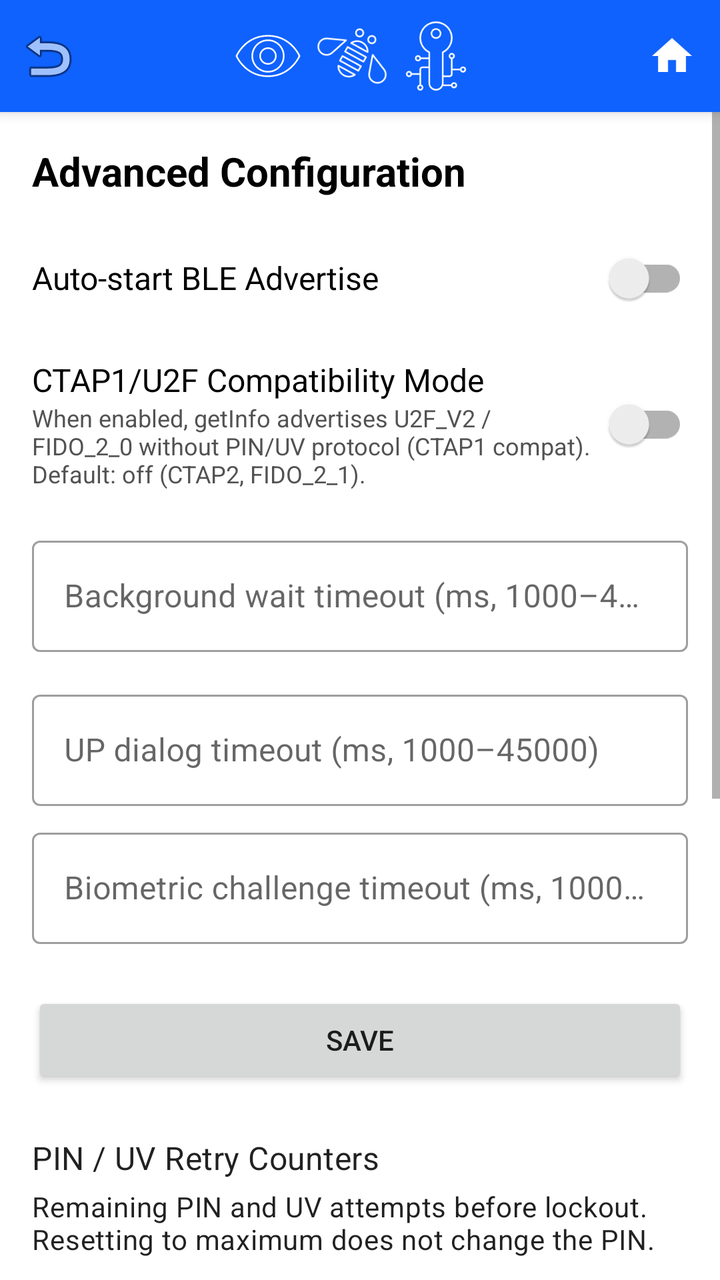
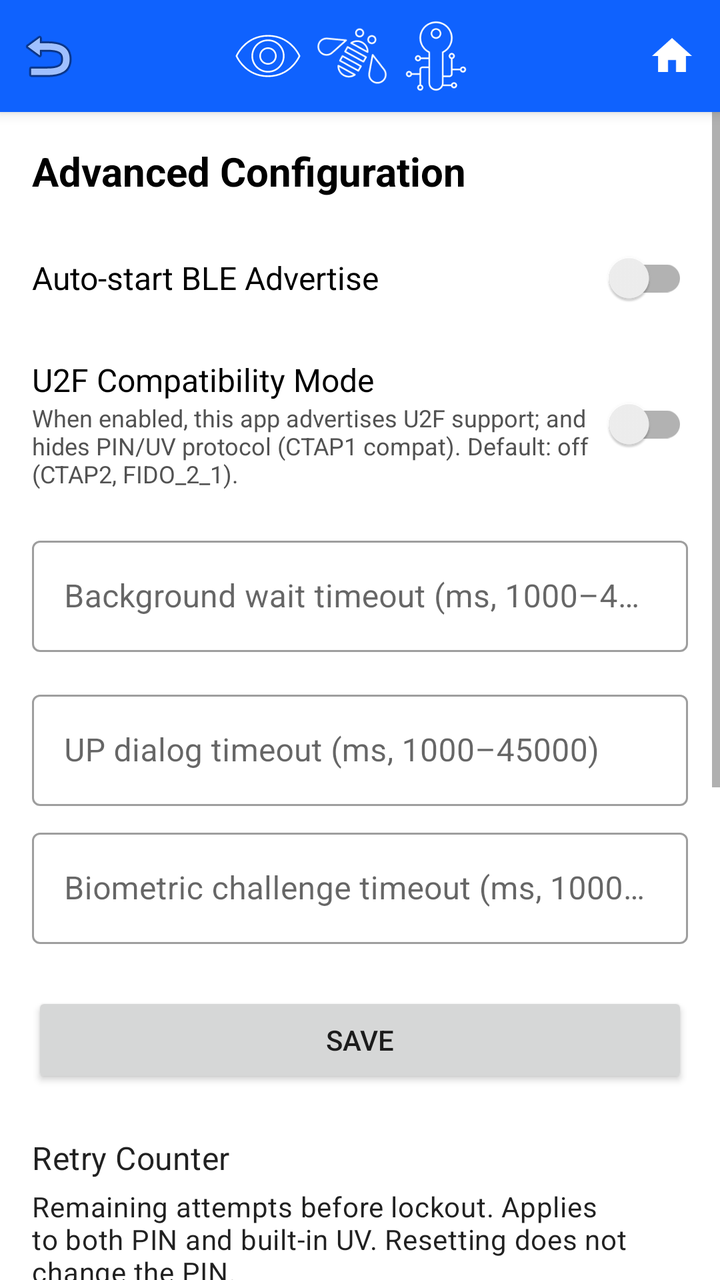

Compare the two renders of this Android layout. The source of the first and the diff that turns it into the second are given below.
<!-- AndroidManifest.xml: activity theme AppTheme.MaterialNoActionBar -->
<!-- res/layout/activity_advanced_config.xml -->
<?xml version="1.0" encoding="utf-8"?>
<LinearLayout xmlns:android="http://schemas.android.com/apk/res/android"
    xmlns:app="http://schemas.android.com/apk/res-auto"
    android:layout_width="match_parent"
    android:layout_height="match_parent"
    android:orientation="vertical"
    android:background="@android:color/white">

    <include
        layout="@layout/toolbar_with_back"
        android:layout_width="match_parent"
        android:layout_height="wrap_content" />

    <ScrollView
        android:layout_width="match_parent"
        android:layout_height="0dp"
        android:layout_weight="1"
        android:fillViewport="true">

    <LinearLayout
        android:layout_width="match_parent"
        android:layout_height="wrap_content"
        android:orientation="vertical"
        android:padding="16dp">

        <TextView
            android:layout_width="match_parent"
            android:layout_height="wrap_content"
            android:text="@string/adv_config_title"
            android:textSize="20sp"
            android:textStyle="bold"
            android:textColor="@color/ibm_black"
            android:layout_marginBottom="8dp" />

        
        <LinearLayout
            android:layout_width="match_parent"
            android:layout_height="wrap_content"
            android:orientation="horizontal"
            android:gravity="center_vertical"
            android:layout_marginTop="8dp"
            android:layout_marginBottom="8dp">

            <TextView
                android:layout_width="0dp"
                android:layout_height="wrap_content"
                android:layout_weight="1"
                android:text="@string/auto_start_on_boot"
                android:textSize="16sp"
                android:textColor="@color/text_primary" />

            <androidx.appcompat.widget.SwitchCompat
                android:id="@+id/autoStartSwitch"
                android:layout_width="wrap_content"
                android:layout_height="wrap_content" />
        </LinearLayout>

        
        <LinearLayout
            android:layout_width="match_parent"
            android:layout_height="wrap_content"
            android:orientation="horizontal"
            android:gravity="center_vertical"
            android:layout_marginTop="8dp"
            android:layout_marginBottom="4dp">

            <LinearLayout
                android:layout_width="0dp"
                android:layout_height="wrap_content"
                android:layout_weight="1"
                android:orientation="vertical">

                <TextView
                    android:layout_width="match_parent"
                    android:layout_height="wrap_content"
                    android:text="@string/adv_config_ctap_mode_label"
                    android:textSize="16sp"
                    android:textColor="@color/text_primary" />

                <TextView
                    android:layout_width="match_parent"
                    android:layout_height="wrap_content"
                    android:text="@string/adv_config_ctap_mode_desc"
                    android:textSize="12sp"
                    android:textColor="@color/text_secondary" />

            </LinearLayout>

            <androidx.appcompat.widget.SwitchCompat
                android:id="@+id/ctap1CompatSwitch"
                android:layout_width="wrap_content"
                android:layout_height="wrap_content" />

        </LinearLayout>

        
        <com.google.android.material.textfield.TextInputLayout
            android:id="@+id/upBackgroundTimeoutLayout"
            style="@style/Widget.MaterialComponents.TextInputLayout.OutlinedBox"
            android:layout_width="match_parent"
            android:layout_height="wrap_content"
            android:layout_marginTop="16dp"
            android:hint="@string/adv_config_up_background_timeout_label">

            <com.google.android.material.textfield.TextInputEditText
                android:id="@+id/upBackgroundTimeoutEdit"
                android:layout_width="match_parent"
                android:layout_height="wrap_content"
                android:inputType="number"
                android:maxLength="6" />
        </com.google.android.material.textfield.TextInputLayout>

        
        <com.google.android.material.textfield.TextInputLayout
            android:id="@+id/upDialogTimeoutLayout"
            style="@style/Widget.MaterialComponents.TextInputLayout.OutlinedBox"
            android:layout_width="match_parent"
            android:layout_height="wrap_content"
            android:layout_marginTop="16dp"
            android:hint="@string/adv_config_up_dialog_timeout_label">

            <com.google.android.material.textfield.TextInputEditText
                android:id="@+id/upDialogTimeoutEdit"
                android:layout_width="match_parent"
                android:layout_height="wrap_content"
                android:inputType="number"
                android:maxLength="6" />
        </com.google.android.material.textfield.TextInputLayout>

        
        <com.google.android.material.textfield.TextInputLayout
            android:id="@+id/upBioTimeoutLayout"
            style="@style/Widget.MaterialComponents.TextInputLayout.OutlinedBox"
            android:layout_width="match_parent"
            android:layout_height="wrap_content"
            android:layout_marginTop="8dp"
            android:hint="@string/adv_config_up_bio_timeout_label">

            <com.google.android.material.textfield.TextInputEditText
                android:id="@+id/upBioTimeoutEdit"
                android:layout_width="match_parent"
                android:layout_height="wrap_content"
                android:inputType="number"
                android:maxLength="6" />
        </com.google.android.material.textfield.TextInputLayout>

        <Button
            android:id="@+id/saveConfigButton"
            android:layout_width="match_parent"
            android:layout_height="wrap_content"
            android:text="@string/save"
            android:layout_marginTop="24dp" />

        
        <com.google.android.material.textview.MaterialTextView
            android:layout_width="match_parent"
            android:layout_height="wrap_content"
            android:layout_marginTop="24dp"
            android:text="@string/adv_config_pin_retries_label"
            style="@style/TextAppearance.MaterialComponents.Subtitle1" />

        <com.google.android.material.textview.MaterialTextView
            android:layout_width="match_parent"
            android:layout_height="wrap_content"
            android:layout_marginTop="4dp"
            android:text="@string/adv_config_pin_retries_desc"
            style="@style/TextAppearance.MaterialComponents.Body2" />

        <LinearLayout
            android:layout_width="match_parent"
            android:layout_height="wrap_content"
            android:layout_marginTop="8dp"
            android:gravity="center_vertical"
            android:orientation="horizontal">

            <LinearLayout
                android:layout_width="0dp"
                android:layout_height="wrap_content"
                android:layout_weight="1"
                android:orientation="horizontal"
                android:gravity="center">

                <TextView
                    android:id="@+id/pinRetriesValue"
                    android:layout_width="wrap_content"
                    android:layout_height="wrap_content"
                    android:textSize="22sp"
                    android:textStyle="bold"
                    android:textColor="@color/ibm_black"
                    android:paddingEnd="16dp" />

                <TextView
                    android:id="@+id/uvRetriesValue"
                    android:layout_width="wrap_content"
                    android:layout_height="wrap_content"
                    android:textSize="22sp"
                    android:textStyle="bold"
                    android:textColor="@color/ibm_black" />

            </LinearLayout>

            <com.google.android.material.button.MaterialButton
                android:id="@+id/resetPinRetriesButton"
                android:layout_width="wrap_content"
                android:layout_height="wrap_content"
                android:text="@string/adv_config_pin_retries_reset_button"
                app:strokeColor="@color/design_default_color_error"
                android:textColor="@color/design_default_color_error"
                style="@style/Widget.MaterialComponents.Button.OutlinedButton" />

        </LinearLayout>

        
        <TextView
            android:layout_width="match_parent"
            android:layout_height="wrap_content"
            android:text="@string/adv_config_hkdf_info_label"
            android:textSize="14sp"
            android:textColor="@color/text_primary"
            android:layout_marginTop="16dp"
            android:layout_marginBottom="4dp" />

        <com.google.android.material.textfield.TextInputLayout
            android:id="@+id/hkdfInfoLayout"
            android:layout_width="match_parent"
            android:layout_height="wrap_content"
            style="@style/Widget.MaterialComponents.TextInputLayout.OutlinedBox">

            <com.google.android.material.textfield.TextInputEditText
                android:id="@+id/hkdfInfoEdit"
                android:layout_width="match_parent"
                android:layout_height="wrap_content"
                android:inputType="textNoSuggestions|textVisiblePassword"
                android:hint="@string/adv_config_hkdf_info_hint"
                android:maxLines="1" />
        </com.google.android.material.textfield.TextInputLayout>

        <com.google.android.material.button.MaterialButton
            android:id="@+id/loadHkdfButton"
            android:layout_width="wrap_content"
            android:layout_height="wrap_content"
            android:layout_marginTop="4dp"
            android:text="@string/adv_config_load_hkdf_button"
            style="@style/Widget.MaterialComponents.Button.TextButton" />

        <TextView
            android:id="@+id/hkdfWarning"
            android:layout_width="match_parent"
            android:layout_height="wrap_content"
            android:text="@string/adv_config_hkdf_warning"
            android:textSize="12sp"
            android:textColor="@color/device_error"
            android:layout_marginTop="8dp" />

        
        <com.google.android.material.textview.MaterialTextView
            android:layout_width="match_parent"
            android:layout_height="wrap_content"
            android:layout_marginTop="24dp"
            android:text="@string/adv_config_reset_platform_key_label"
            style="@style/TextAppearance.MaterialComponents.Subtitle1" />

        <com.google.android.material.textview.MaterialTextView
            android:id="@+id/resetKeyDesc"
            android:layout_width="match_parent"
            android:layout_height="wrap_content"
            android:layout_marginTop="4dp"
            android:text="@string/adv_config_reset_platform_key_desc"
            style="@style/TextAppearance.MaterialComponents.Body2" />

        <com.google.android.material.button.MaterialButton
            android:id="@+id/resetPlatformKeyButton"
            android:layout_width="wrap_content"
            android:layout_height="wrap_content"
            android:layout_marginTop="8dp"
            android:text="@string/adv_config_reset_platform_key_label"
            app:strokeColor="@color/design_default_color_error"
            android:textColor="@color/design_default_color_error"
            style="@style/Widget.MaterialComponents.Button.OutlinedButton" />

    </LinearLayout>

    </ScrollView>
</LinearLayout>
<!-- res/layout/toolbar_with_back.xml (included above) -->
<?xml version="1.0" encoding="utf-8"?>
<androidx.appcompat.widget.Toolbar
    xmlns:android="http://schemas.android.com/apk/res/android"
    xmlns:app="http://schemas.android.com/apk/res-auto"
    android:id="@+id/toolbar"
    android:layout_width="match_parent"
    android:layout_height="?attr/actionBarSize"
    android:background="@color/ibm_blue"
    android:elevation="4dp"
    app:contentInsetStart="0dp">

    <LinearLayout
        android:layout_width="match_parent"
        android:layout_height="match_parent"
        android:orientation="horizontal"
        android:gravity="center_vertical">

        <ImageButton
            android:id="@+id/backButton"
            android:layout_width="48dp"
            android:layout_height="48dp"
            android:src="@android:drawable/ic_menu_revert"
            android:background="?attr/selectableItemBackgroundBorderless"
            android:contentDescription="Back"
            android:padding="12dp" />

        <LinearLayout
            android:layout_width="0dp"
            android:layout_height="wrap_content"
            android:layout_weight="1"
            android:orientation="horizontal"
            android:gravity="center"
            android:paddingStart="8dp"
            android:paddingEnd="16dp">

            <ImageView
                android:layout_width="36dp"
                android:layout_height="36dp"
                android:src="@drawable/eye"
                android:contentDescription="Eye icon" />

            <ImageView
                android:layout_width="36dp"
                android:layout_height="36dp"
                android:src="@drawable/bee"
                android:contentDescription="Bee icon"
                android:layout_marginStart="6dp" />

            <ImageView
                android:layout_width="36dp"
                android:layout_height="36dp"
                android:src="@drawable/data_privacy_key"
                android:contentDescription="Key icon"
                android:layout_marginStart="6dp" />
        </LinearLayout>

        <ImageButton
            android:id="@+id/homeButton"
            android:layout_width="48dp"
            android:layout_height="48dp"
            android:src="@drawable/ic_home"
            android:background="?attr/selectableItemBackgroundBorderless"
            android:contentDescription="Home"
            android:padding="12dp" />
    </LinearLayout>
</androidx.appcompat.widget.Toolbar>
<!-- resources referenced by this layout -->
<resources>
  <color name="device_error">#FF832B</color>
  <color name="ibm_black">#000000</color>
  <color name="ibm_blue">#0F62FE</color>
  <color name="text_primary">#000000</color>
  <color name="text_secondary">#525252</color>
  <!-- drawable ic_home (drawable) -->
  <vector xmlns:android="http://schemas.android.com/apk/res/android"
      android:width="24dp"
      android:height="24dp"
      android:viewportWidth="24"
      android:viewportHeight="24">
      <path
          android:fillColor="#FFFFFF"
          android:pathData="M10,20v-6h4v6h5v-8h3L12,3 2,12h3v8z"/>
  </vector>
  
  
  <string name="adv_config_ctap_mode_desc">When enabled, getInfo advertises U2F_V2 / FIDO_2_0 without PIN/UV protocol (CTAP1 compat). Default: off (CTAP2, FIDO_2_1).</string>
  <string name="adv_config_ctap_mode_label">CTAP1/U2F Compatibility Mode</string>
  <string name="adv_config_hkdf_info_hint">e.g. FIDO2-PASSKEY-SEED</string>
  <string name="adv_config_hkdf_info_label">HKDF Domain Separation String (info)</string>
  <string name="adv_config_hkdf_warning">⚠ Changing this value invalidates all existing credentials. All relying parties must be re-enrolled after saving.</string>
  <string name="adv_config_load_hkdf_button">Load Current Value</string>
  <string name="adv_config_pin_retries_desc">Remaining PIN and UV attempts before lockout. Resetting to maximum does not change the PIN.</string>
  <string name="adv_config_pin_retries_label">PIN / UV Retry Counters</string>
  <string name="adv_config_pin_retries_reset_button">Reset Retries</string>
  <string name="adv_config_reset_platform_key_desc">Delete and regenerate the platform key used to encrypt wallet PIN caches. All wallets will require PIN re-entry after reset.</string>
  <string name="adv_config_reset_platform_key_label">Reset Platform Key</string>
  <string name="adv_config_title">Advanced Configuration</string>
  <string name="adv_config_up_background_timeout_label">Background wait timeout (ms, 1000–45000)</string>
  <string name="adv_config_up_bio_timeout_label">Biometric challenge timeout (ms, 1000–45000)</string>
  <string name="adv_config_up_dialog_timeout_label">UP dialog timeout (ms, 1000–45000)</string>
  <string name="auto_start_on_boot">Auto-start BLE Advertise</string>
  <string name="save">Save</string>
  <style name="AppTheme.MaterialNoActionBar" parent="Theme.MaterialComponents.DayNight.NoActionBar">
          <item name="colorPrimary">@color/ibm_blue</item>
          <item name="colorPrimaryVariant">@color/cyan_30</item>
          <item name="colorOnPrimary">@color/ibm_white</item>
          <item name="colorSecondary">@color/purple_40</item>
          <item name="colorSecondaryVariant">@color/magenta_40</item>
          <item name="colorOnSecondary">@color/ibm_white</item>
          <item name="android:colorBackground">@color/ibm_white</item>
          <item name="colorOnBackground">@color/ibm_black</item>
          <item name="colorSurface">@color/cool_gray_10</item>
          <item name="colorOnSurface">@color/ibm_black</item>
          <item name="colorError">@color/magenta_40</item>
          <item name="colorOnError">@color/ibm_white</item>
      </style>
  <color name="cyan_30">#82CFFF</color>
  <color name="ibm_white">#FFFFFF</color>
  <color name="purple_40">#BE95FF</color>
  <color name="magenta_40">#FF7EB6</color>
  <color name="cool_gray_10">#F2F4F8</color>
</resources>

<!-- the commit's change to res/layout/activity_advanced_config.xml (unified diff, before → after) -->
@@ -173,31 +173,14 @@
             android:gravity="center_vertical"
             android:orientation="horizontal">
 
-            <LinearLayout
+            <TextView
+                android:id="@+id/pinRetriesValue"
                 android:layout_width="0dp"
                 android:layout_height="wrap_content"
                 android:layout_weight="1"
-                android:orientation="horizontal"
-                android:gravity="center">
-
-                <TextView
-                    android:id="@+id/pinRetriesValue"
-                    android:layout_width="wrap_content"
-                    android:layout_height="wrap_content"
-                    android:textSize="22sp"
-                    android:textStyle="bold"
-                    android:textColor="@color/ibm_black"
-                    android:paddingEnd="16dp" />
-
-                <TextView
-                    android:id="@+id/uvRetriesValue"
-                    android:layout_width="wrap_content"
-                    android:layout_height="wrap_content"
-                    android:textSize="22sp"
-                    android:textStyle="bold"
-                    android:textColor="@color/ibm_black" />
-
-            </LinearLayout>
+                android:textSize="22sp"
+                android:textStyle="bold"
+                android:textColor="@color/ibm_black" />
 
             <com.google.android.material.button.MaterialButton
                 android:id="@+id/resetPinRetriesButton"
<!-- resource entries referenced after the edit -->
@@ -17,14 +17,14 @@
   </vector>
   
   
-  <string name="adv_config_ctap_mode_desc">When enabled, getInfo advertises U2F_V2 / FIDO_2_0 without PIN/UV protocol (CTAP1 compat). Default: off (CTAP2, FIDO_2_1).</string>
-  <string name="adv_config_ctap_mode_label">CTAP1/U2F Compatibility Mode</string>
+  <string name="adv_config_ctap_mode_desc">When enabled, this app advertises U2F support; and hides PIN/UV protocol (CTAP1 compat). Default: off (CTAP2, FIDO_2_1).</string>
+  <string name="adv_config_ctap_mode_label">U2F Compatibility Mode</string>
   <string name="adv_config_hkdf_info_hint">e.g. FIDO2-PASSKEY-SEED</string>
   <string name="adv_config_hkdf_info_label">HKDF Domain Separation String (info)</string>
   <string name="adv_config_hkdf_warning">⚠ Changing this value invalidates all existing credentials. All relying parties must be re-enrolled after saving.</string>
   <string name="adv_config_load_hkdf_button">Load Current Value</string>
-  <string name="adv_config_pin_retries_desc">Remaining PIN and UV attempts before lockout. Resetting to maximum does not change the PIN.</string>
-  <string name="adv_config_pin_retries_label">PIN / UV Retry Counters</string>
+  <string name="adv_config_pin_retries_desc">Remaining attempts before lockout. Applies to both PIN and built-in UV. Resetting does not change the PIN.</string>
+  <string name="adv_config_pin_retries_label">Retry Counter</string>
   <string name="adv_config_pin_retries_reset_button">Reset Retries</string>
   <string name="adv_config_reset_platform_key_desc">Delete and regenerate the platform key used to encrypt wallet PIN caches. All wallets will require PIN re-entry after reset.</string>
   <string name="adv_config_reset_platform_key_label">Reset Platform Key</string>
